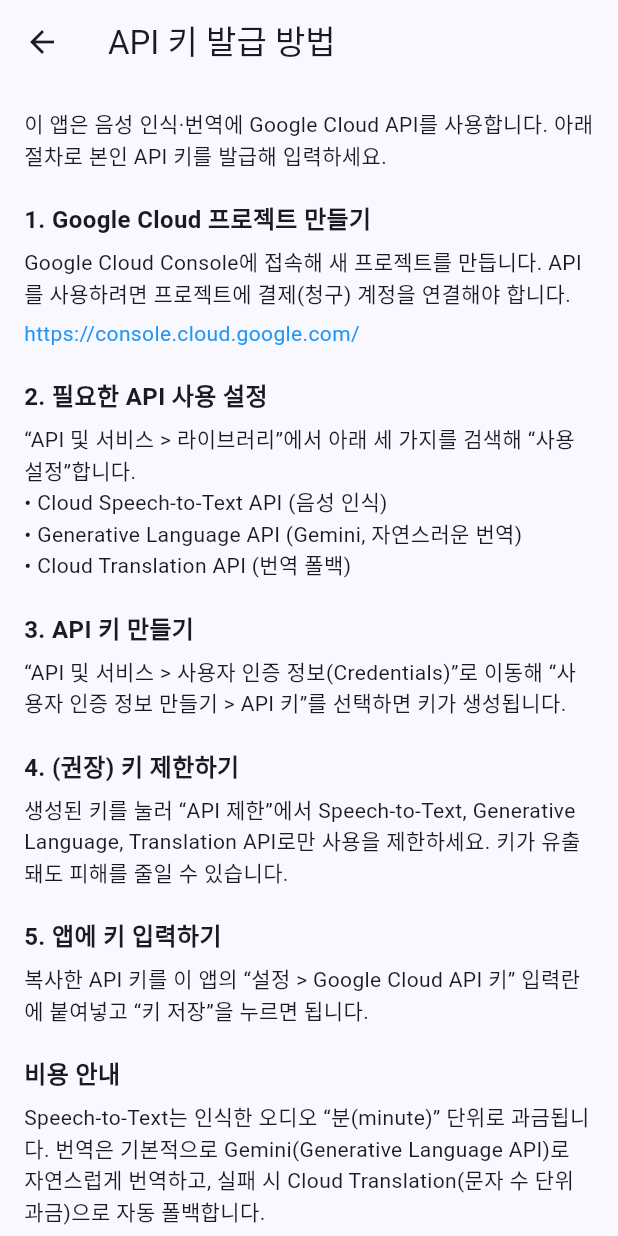
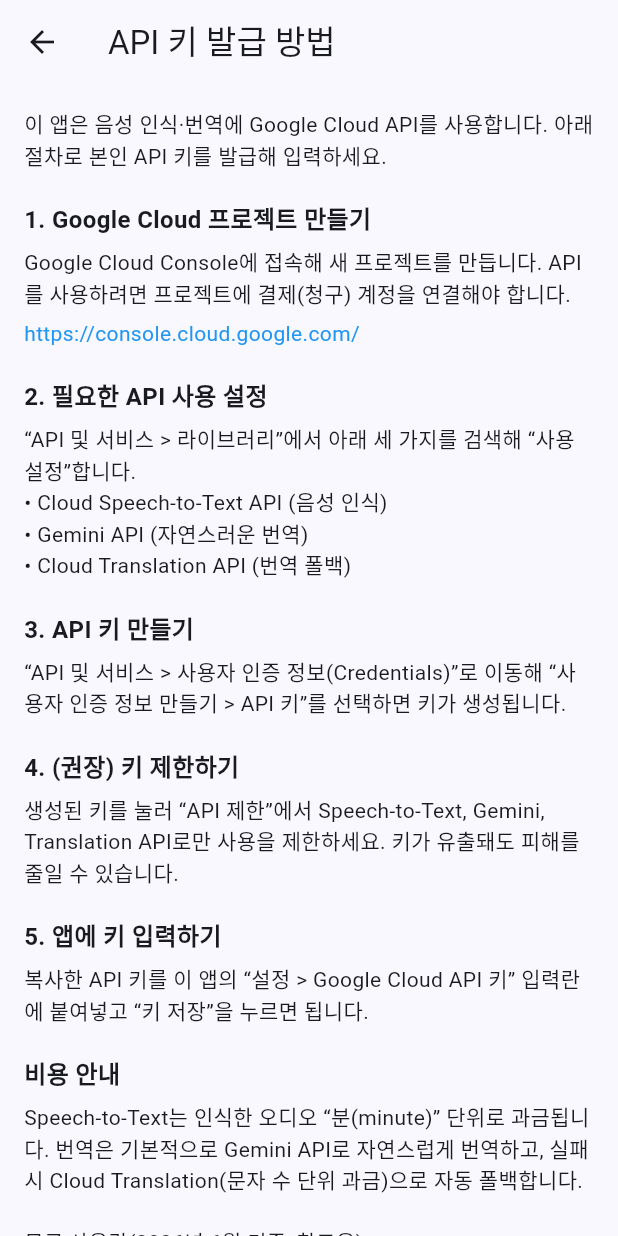
Before and after one commit to a-scene-tence/sub, a Flutter app: the ApiKeyGuideScreen screen opened directly, on a phone screen of 412 x 824 dp. Run offline on Flutter 3.47's test engine with Material 3 defaults, Android fonts, the phone set to English and light mode, and no system bars; our stand-ins replace file_picker, flutter_dotenv, flutter_riverpod, flutter_secure_storage, shared_preferences, video_player and 1 more; missing offline and left inert: screen_brightness, volume_controller; accounts and stored records are empty.

Commit message:
fix(guide): API 키 가이드의 Gemini API 콘솔 표시명 수정
Google Cloud 콘솔 라이브러리에서 "Generative Language API"라는 이름은
검색되지 않고 "Gemini API"로 표시되어 사용자가 찾을 수 없었음. 실제
호출 엔드포인트(generativelanguage.googleapis.com)는 동일하므로
가이드 문구만 콘솔 표시명에 맞게 수정.

Co-Authored-By: Claude Sonnet 4.6 <noreply@anthropic.com>
Claude-Session: https://claude.ai/code/session_01FNKQtGvYKHS5axaL3oczoE

```diff
--- a/lib/screens/api_key_guide_screen.dart
+++ b/lib/screens/api_key_guide_screen.dart
@@ -28,7 +28,7 @@ class ApiKeyGuideScreen extends StatelessWidget {
             title: '2. 필요한 API 사용 설정',
             body: '“API 및 서비스 > 라이브러리”에서 아래 세 가지를 검색해 “사용 설정”합니다.\n'
                 '• Cloud Speech-to-Text API (음성 인식)\n'
-                '• Generative Language API (Gemini, 자연스러운 번역)\n'
+                '• Gemini API (자연스러운 번역)\n'
                 '• Cloud Translation API (번역 폴백)',
           ),
           _Section(
@@ -38,7 +38,7 @@ class ApiKeyGuideScreen extends StatelessWidget {
           ),
           _Section(
             title: '4. (권장) 키 제한하기',
-            body: '생성된 키를 눌러 “API 제한”에서 Speech-to-Text, Generative Language, '
+            body: '생성된 키를 눌러 “API 제한”에서 Speech-to-Text, Gemini, '
                 'Translation API로만 사용을 제한하세요. 키가 유출돼도 피해를 줄일 수 있습니다.',
           ),
           _Section(
@@ -49,7 +49,7 @@ class ApiKeyGuideScreen extends StatelessWidget {
           _Section(
             title: '비용 안내',
             body: 'Speech-to-Text는 인식한 오디오 “분(minute)” 단위로 과금됩니다. 번역은 '
-                '기본적으로 Gemini(Generative Language API)로 자연스럽게 번역하고, 실패 시 '
+                '기본적으로 Gemini API로 자연스럽게 번역하고, 실패 시 '
                 'Cloud Translation(문자 수 단위 과금)으로 자동 폴백합니다.\n\n'
                 '무료 사용량(2026년 6월 기준, 참고용):\n'
                 '• 음성 인식: 월 약 60분\n'
```
